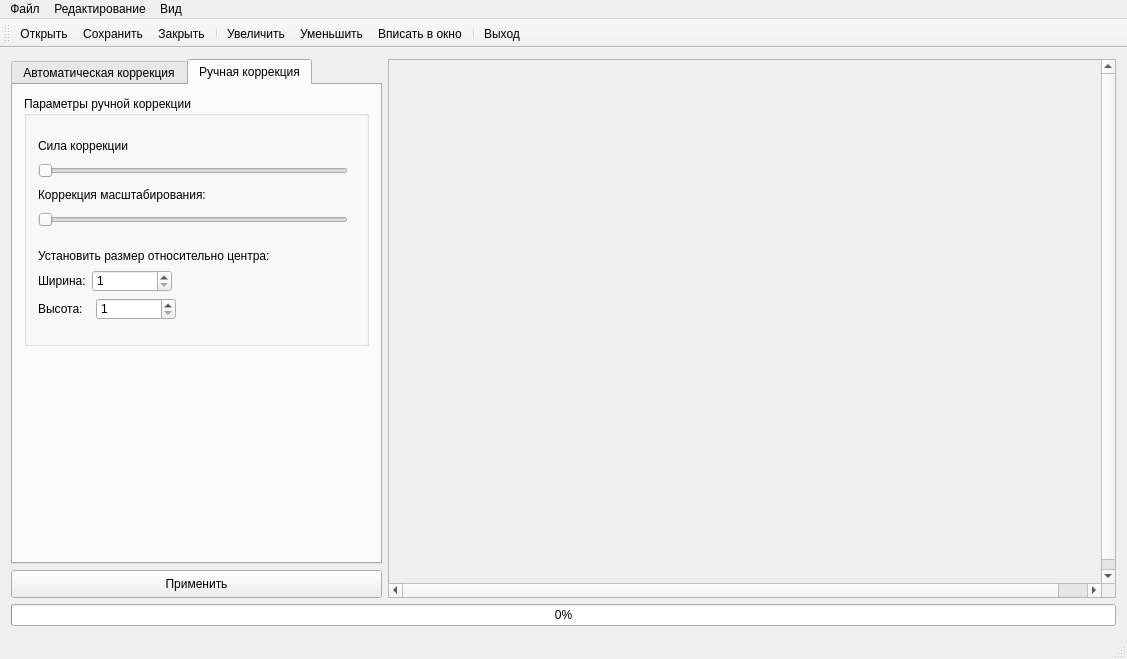
The window that ui.ui (StrozhDima/df) describes before a commit, drawn with Qt 5.
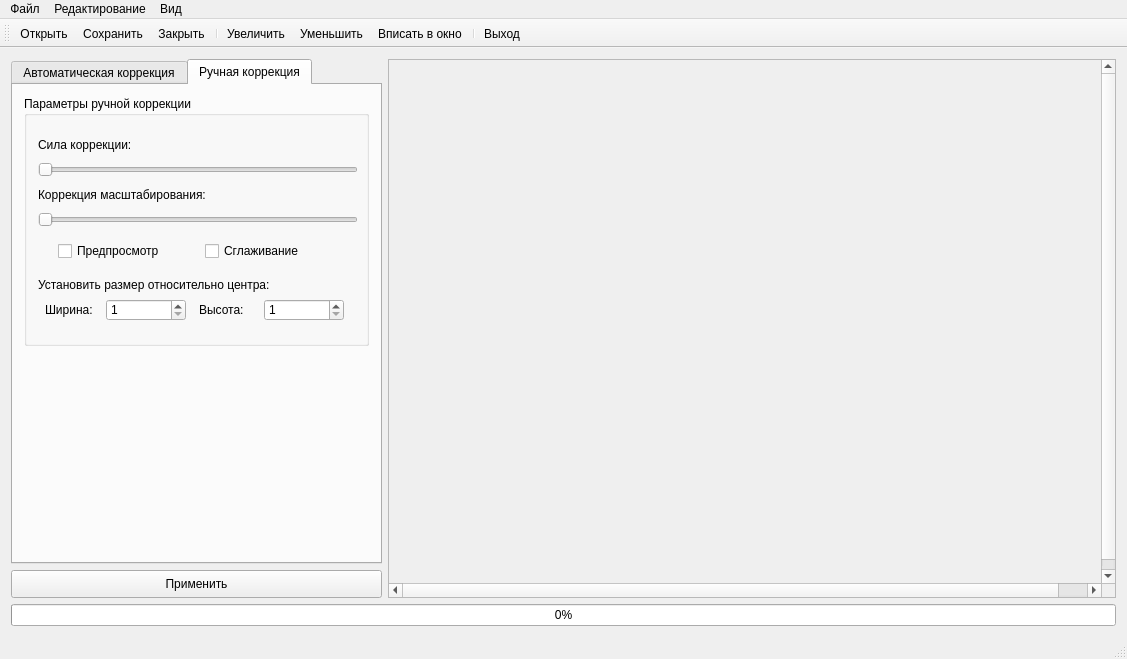
The same window after the commit. Icons and pictures are not drawn.

Diff of the .ui file:
```diff
--- a/ui.ui
+++ b/ui.ui
@@ -809,19 +809,17 @@
               <property name="title">
                <string>Параметры ручной коррекции</string>
               </property>
-              <layout class="QHBoxLayout" name="horizontalLayout_4">
-               <item>
-                <layout class="QVBoxLayout" name="verticalLayout_16">
-                 <item>
-                  <layout class="QVBoxLayout" name="verticalLayout_15">
-                   <property name="spacing">
-                    <number>5</number>
-                   </property>
-                   <property name="sizeConstraint">
-                    <enum>QLayout::SetMinimumSize</enum>
-                   </property>
+              <layout class="QVBoxLayout" name="verticalLayout_12">
                    <item>
                     <layout class="QVBoxLayout" name="verticalLayout_9">
+                 <property name="spacing">
+                  <number>0</number>
+                 </property>
+                 <property name="sizeConstraint">
+                  <enum>QLayout::SetFixedSize</enum>
+                 </property>
+                 <item>
+                  <layout class="QVBoxLayout" name="verticalLayout_8">
                      <item>
                       <widget class="QLabel" name="label">
                        <property name="sizePolicy">
@@ -843,7 +841,19 @@
                         </size>
                        </property>
                        <property name="text">
-                        <string>Сила коррекции</string>
+                      <string>Сила коррекции:</string>
+                     </property>
+                     <property name="alignment">
+                      <set>Qt::AlignLeading|Qt::AlignLeft|Qt::AlignVCenter</set>
+                     </property>
+                     <property name="wordWrap">
+                      <bool>false</bool>
+                     </property>
+                     <property name="margin">
+                      <number>20</number>
+                     </property>
+                     <property name="indent">
+                      <number>-1</number>
                        </property>
                       </widget>
                      </item>
@@ -857,18 +867,24 @@
                        </property>
                        <property name="minimumSize">
                         <size>
-                         <width>310</width>
+                       <width>320</width>
                          <height>22</height>
                         </size>
                        </property>
                        <property name="maximumSize">
                         <size>
-                         <width>310</width>
+                       <width>320</width>
                          <height>22</height>
                         </size>
                        </property>
+                     <property name="layoutDirection">
+                      <enum>Qt::LeftToRight</enum>
+                     </property>
                        <property name="maximum">
-                        <number>20000</number>
+                      <number>1000</number>
+                     </property>
+                     <property name="singleStep">
+                      <number>1</number>
                        </property>
                        <property name="pageStep">
                         <number>1</number>
@@ -878,10 +894,6 @@
                        </property>
                       </widget>
                      </item>
-                    </layout>
-                   </item>
-                   <item>
-                    <layout class="QVBoxLayout" name="verticalLayout_8">
                      <item>
                       <widget class="QLabel" name="label_2">
                        <property name="sizePolicy">
@@ -917,13 +929,13 @@
                        </property>
                        <property name="minimumSize">
                         <size>
-                         <width>310</width>
+                       <width>320</width>
                          <height>22</height>
                         </size>
                        </property>
                        <property name="maximumSize">
                         <size>
-                         <width>310</width>
+                       <width>320</width>
                          <height>22</height>
                         </size>
                        </property>
@@ -934,7 +946,10 @@
                         <number>1</number>
                        </property>
                        <property name="maximum">
-                        <number>3000</number>
+                      <number>1000</number>
+                     </property>
+                     <property name="singleStep">
+                      <number>1</number>
                        </property>
                        <property name="pageStep">
                         <number>1</number>
@@ -946,13 +961,64 @@
                         <enum>Qt::Horizontal</enum>
                        </property>
                       </widget>
-                     </item>
-                    </layout>
                    </item>
                   </layout>
                  </item>
                  <item>
                   <layout class="QVBoxLayout" name="verticalLayout_4">
+                   <property name="topMargin">
+                    <number>10</number>
+                   </property>
+                   <item>
+                    <layout class="QHBoxLayout" name="horizontalLayout_3">
+                     <property name="spacing">
+                      <number>7</number>
+                     </property>
+                     <property name="bottomMargin">
+                      <number>10</number>
+                     </property>
+                     <item>
+                      <widget class="QCheckBox" name="check_box_preview">
+                       <property name="minimumSize">
+                        <size>
+                         <width>120</width>
+                         <height>20</height>
+                        </size>
+                       </property>
+                       <property name="maximumSize">
+                        <size>
+                         <width>120</width>
+                         <height>20</height>
+                        </size>
+                       </property>
+                       <property name="text">
+                        <string>Предпросмотр</string>
+                       </property>
+                      </widget>
+                     </item>
+                     <item>
+                      <widget class="QCheckBox" name="check_box_antial">
+                       <property name="minimumSize">
+                        <size>
+                         <width>130</width>
+                         <height>20</height>
+                        </size>
+                       </property>
+                       <property name="maximumSize">
+                        <size>
+                         <width>130</width>
+                         <height>20</height>
+                        </size>
+                       </property>
+                       <property name="text">
+                        <string>Сглаживание</string>
+                       </property>
+                      </widget>
+                     </item>
+                    </layout>
+                   </item>
+                   <item>
+                    <layout class="QVBoxLayout" name="verticalLayout_3">
                    <item>
                     <widget class="QLabel" name="label_3">
                      <property name="sizePolicy">
@@ -976,18 +1042,13 @@
                      <property name="text">
                       <string>Установить размер относительно центра:</string>
                      </property>
-                    </widget>
-                   </item>
-                   <item>
-                    <layout class="QVBoxLayout" name="verticalLayout_3">
+                       <property name="margin">
+                        <number>20</number>
+                       </property>
+                      </widget>
+                     </item>
                      <item>
                       <layout class="QHBoxLayout" name="horizontalLayout_2">
-                       <property name="leftMargin">
-                        <number>0</number>
-                       </property>
-                       <property name="rightMargin">
-                        <number>200</number>
-                       </property>
                        <item>
                         <widget class="QLabel" name="label_4">
                          <property name="sizePolicy">
@@ -1032,13 +1093,6 @@
                          </property>
                         </widget>
                        </item>
-                      </layout>
-                     </item>
-                     <item>
-                      <layout class="QHBoxLayout" name="horizontalLayout_3">
-                       <property name="rightMargin">
-                        <number>200</number>
-                       </property>
                        <item>
                         <widget class="QLabel" name="label_5">
                          <property name="sizePolicy">
```
Left out of the diff: 35 changed lines with no effect on the pictures. Lines whose indentation alone changed are shown as unchanged.
